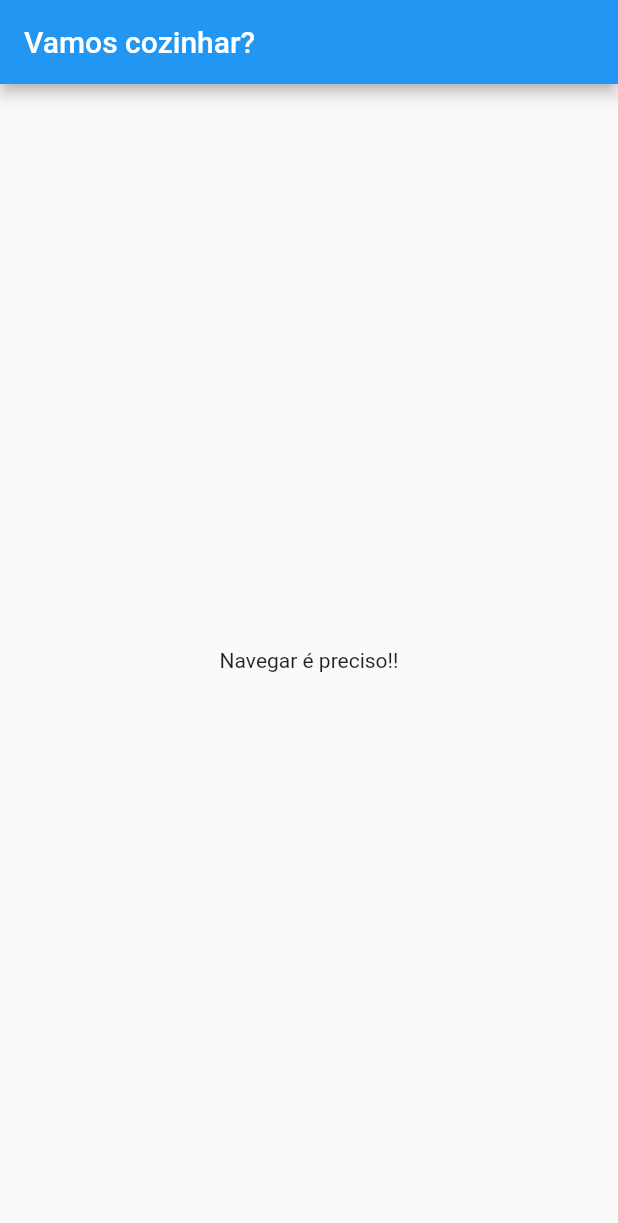
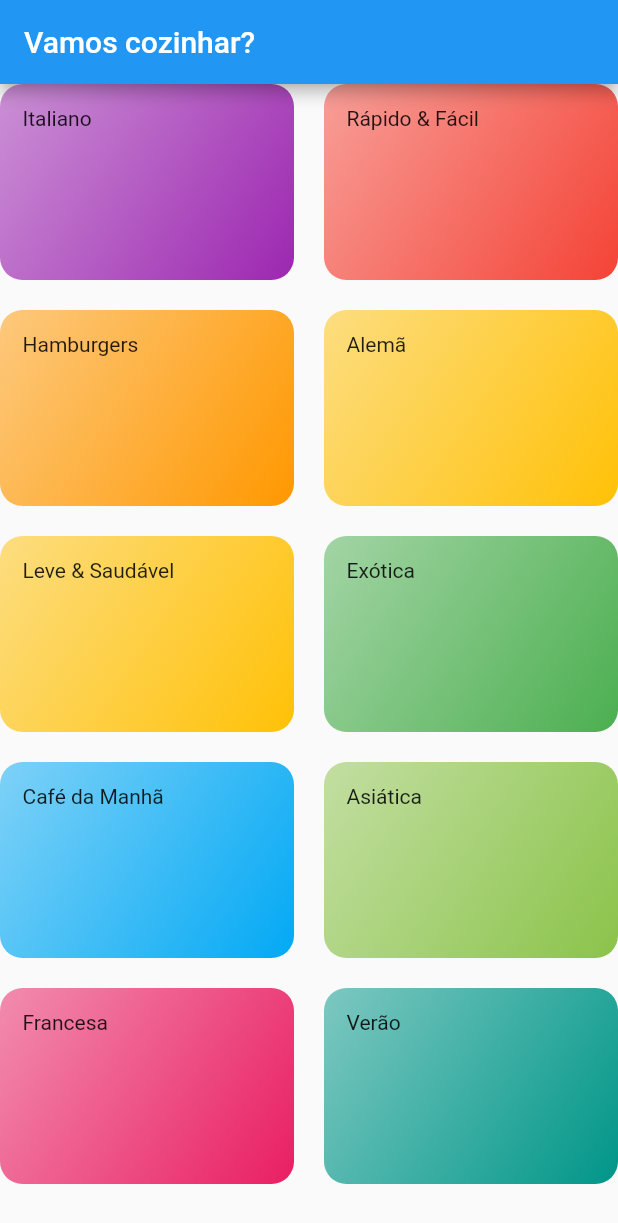
Before and after one commit to daniel-telles/cod3r-store-app, a Flutter app: the screen it shows after launch, on a phone screen of 412 x 824 dp. Shown: the top 1223 px of the screen. Run offline on Flutter 3.47's test engine with Material 2 defaults, Android fonts, the phone set to English and light mode, and no system bars.

Commit message:
category item style

```diff
--- /dev/null
+++ b/lib/components/category_item.dart
@@ -0,0 +1,27 @@
+import 'package:flutter/material.dart';
+import '../models/category.dart';
+
+class CategoryItem extends StatelessWidget {
+  final Category category;
+
+  const CategoryItem({super.key, required this.category});
+
+  @override
+  Widget build(BuildContext context) {
+    return Container(
+      padding: const EdgeInsets.all(15),
+      decoration: BoxDecoration(
+        borderRadius: BorderRadius.circular(15),
+        gradient: LinearGradient(
+          colors: [
+            category.color.withOpacity(0.5),
+            category.color,
+          ],
+          begin: Alignment.topLeft,
+          end: Alignment.bottomRight,
+        ),
+      ),
+      child: Text(category.title),
+    );
+  }
+}
--- a/lib/models/data/dummy_data.dart
+++ b/lib/data/dummy_data.dart
@@ -1,6 +1,6 @@
 import 'package:flutter/material.dart';
 
-import '../category.dart';
+import '../models/category.dart';
 
 const dummyCategories = [
   Category(
--- a/lib/main.dart
+++ b/lib/main.dart
@@ -1,4 +1,5 @@
 import 'package:flutter/material.dart';
+import 'screens/categories_screens.dart';
 
 void main() => runApp(MyApp());
 
@@ -10,26 +11,7 @@ class MyApp extends StatelessWidget {
       theme: ThemeData(
         primarySwatch: Colors.blue,
       ),
-      home: MyHomePage(),
+      home: const CategoriesScreens(),
     );
   }
 }
-
-class MyHomePage extends StatefulWidget {
-  @override
-  _MyHomePageState createState() => _MyHomePageState();
-}
-
-class _MyHomePageState extends State<MyHomePage> {
-  @override
-  Widget build(BuildContext context) {
-    return Scaffold(
-      appBar: AppBar(
-        title: Text('Vamos cozinhar?'),
-      ),
-      body: Center(
-        child: Text('Navegar é preciso!!'),
-      ),
-    );
-  }
-}
--- /dev/null
+++ b/lib/screens/categories_screens.dart
@@ -0,0 +1,28 @@
+import 'package:flutter/material.dart';
+
+import '../components/category_item.dart';
+import '../data/dummy_data.dart';
+
+class CategoriesScreens extends StatelessWidget {
+  const CategoriesScreens({super.key});
+
+  @override
+  Widget build(BuildContext context) {
+    return Scaffold(
+      appBar: AppBar(
+        title: const Text('Vamos cozinhar?'),
+      ),
+      body: GridView(
+        gridDelegate: const SliverGridDelegateWithMaxCrossAxisExtent(
+          maxCrossAxisExtent: 200,
+          childAspectRatio: 3 / 2,
+          crossAxisSpacing: 20,
+          mainAxisSpacing: 20,
+        ),
+        children: dummyCategories.map((cat) {
+          return CategoryItem(category: cat);
+        }).toList(),
+      ),
+    );
+  }
+}
```
